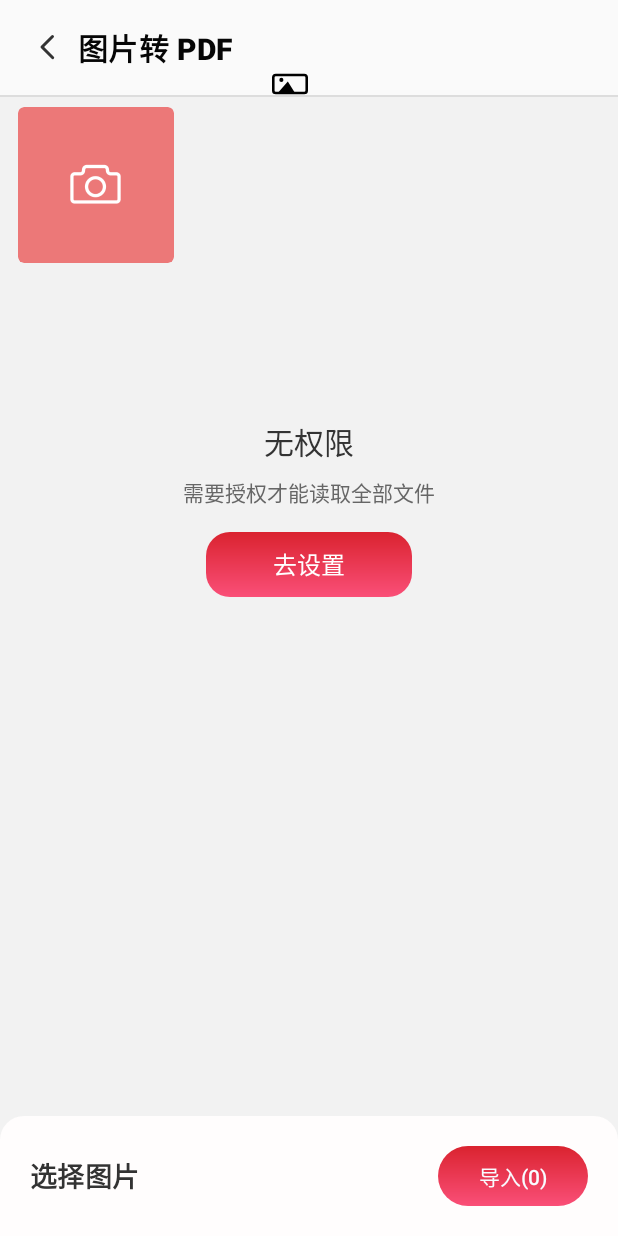
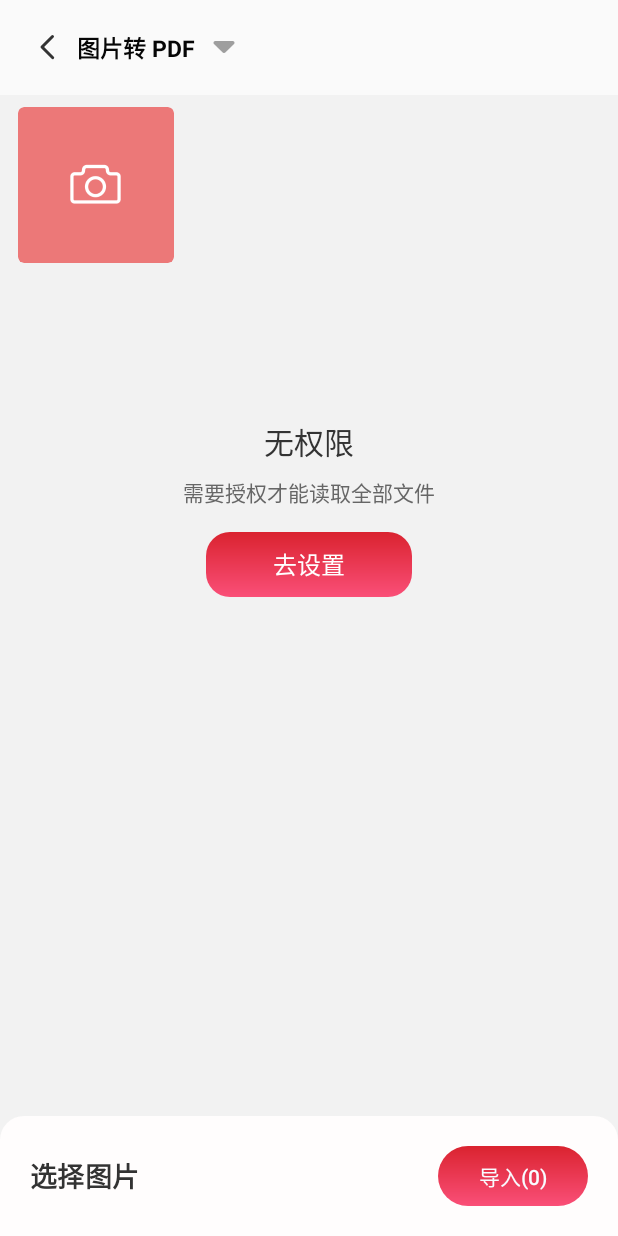
Before and after one commit to Joker-Lumenix/PDFReader, an Android app: the ImageToPdfActivity screen opened directly, with no data from a screen before it, on a phone screen of 412 x 824 dp. Run offline under Robolectric (Android 15) with nearby library versions, the phone set to English and light mode, and no system bars.

Commit message:
优化UI显示

```diff
--- a/app/src/main/java/com/peng/pdfreader/feature/tools/view/ImageGlyphDrawable.kt
+++ /dev/null
@@ -1,75 +0,0 @@
-package com.peng.pdfreader.feature.tools.view
-
-import android.graphics.Canvas
-import android.graphics.ColorFilter
-import android.graphics.Paint
-import android.graphics.Path
-import android.graphics.PixelFormat
-import android.graphics.RectF
-import android.graphics.drawable.Drawable
-import androidx.annotation.ColorInt
-
-/**
- * The picture glyph of the design ("ic_image", 14x8, #9e9e9e).
- *
- * No asset exists for it, so the small landscape icon of the design is painted
- * here. The intrinsic size is the size of the design, the icon therefore sits
- * in the middle of the 24x24 action slot of the app bar.
- */
-class ImageGlyphDrawable(
-    density: Float,
-    @ColorInt private val color: Int = 0xFF9E9E9E.toInt(),
-) : Drawable() {
-
-    private val stroke = Paint(Paint.ANTI_ALIAS_FLAG).apply {
-        style = Paint.Style.STROKE
-        strokeWidth = density
-        this.color = color
-    }
-
-    private val fill = Paint(Paint.ANTI_ALIAS_FLAG).apply {
-        style = Paint.Style.FILL
-        this.color = color
-    }
-
-    private val width = (14 * density).toInt()
-    private val height = (8 * density).toInt()
-
-    override fun draw(canvas: Canvas) {
-        val box = bounds
-        val w = box.width().toFloat()
-        val h = box.height().toFloat()
-        val inset = stroke.strokeWidth / 2f
-        canvas.drawRoundRect(
-            RectF(inset, inset, w - inset, h - inset),
-            stroke.strokeWidth,
-            stroke.strokeWidth,
-            stroke,
-        )
-        canvas.drawCircle(w * 0.26f, h * 0.3f, h * 0.1f, fill)
-        val mountain = Path().apply {
-            moveTo(w * 0.16f, h - inset)
-            lineTo(w * 0.44f, h * 0.38f)
-            lineTo(w * 0.64f, h - inset)
-            close()
-        }
-        canvas.drawPath(mountain, fill)
-    }
-
-    override fun getIntrinsicWidth(): Int = width
-
-    override fun getIntrinsicHeight(): Int = height
-
-    override fun setAlpha(alpha: Int) {
-        stroke.alpha = alpha
-        fill.alpha = alpha
-    }
-
-    override fun setColorFilter(colorFilter: ColorFilter?) {
-        stroke.colorFilter = colorFilter
-        fill.colorFilter = colorFilter
-    }
-
-    @Suppress("OVERRIDE_DEPRECATION")
-    override fun getOpacity(): Int = PixelFormat.TRANSLUCENT
-}
--- a/app/src/main/java/com/peng/pdfreader/ui/activities/ImageToPdfActivity.kt
+++ b/app/src/main/java/com/peng/pdfreader/ui/activities/ImageToPdfActivity.kt
@@ -32,7 +32,6 @@ import com.peng.pdfreader.feature.tools.util.ToolFormatters
 import com.peng.pdfreader.feature.tools.util.ToolFlow
 import com.peng.pdfreader.feature.tools.util.ToolOutput
 import com.peng.pdfreader.feature.tools.util.ToolShapes
-import com.peng.pdfreader.feature.tools.view.ImageGlyphDrawable
 import kotlinx.coroutines.Dispatchers
 import kotlinx.coroutines.launch
 import kotlinx.coroutines.withContext
@@ -95,15 +94,11 @@ class ImageToPdfActivity : BaseActivity() {
         binding = ToolsActivityImageToPdfBinding.inflate(layoutInflater)
         setContentView(binding.root)
 
-        binding.titleBar.showBack = true
-        binding.titleBar.title = getString(R.string.image_to_pdf)
-        binding.titleBar.onBackClick = { onBackPressedDispatcher.onBackPressed() }
-        // the design puts the picture action next to the title, it switches
-        // between the grid and the list of the picked pictures
-        binding.ivHeaderIcon.setImageDrawable(
-            ImageGlyphDrawable(resources.displayMetrics.density),
-        )
-        binding.ivHeaderIcon.setOnClickListener { toggleViewMode() }
+        binding.tvTitle.text = getString(R.string.image_to_pdf)
+        binding.ivBack.setOnClickListener {
+            onBackPressedDispatcher.onBackPressed()
+        }
+        binding.ivChangeCameraGroup.setOnClickListener { toggleViewMode() }
 
         // the running card of the design is a white surface with a radius of 20
         binding.loadingCard.background =
--- a/app/src/main/java/com/peng/pdfreader/ui/activities/SplitActivity.kt
+++ b/app/src/main/java/com/peng/pdfreader/ui/activities/SplitActivity.kt
@@ -24,7 +24,6 @@ import com.peng.pdfreader.feature.tools.engine.ToolEngines
 import com.peng.pdfreader.feature.tools.util.ToolFlow
 import com.peng.pdfreader.feature.tools.util.ToolOutput
 import com.peng.pdfreader.feature.tools.util.ToolShapes
-import com.peng.pdfreader.feature.tools.view.InfoGlyphDrawable
 import kotlinx.coroutines.Dispatchers
 import kotlinx.coroutines.launch
 import kotlinx.coroutines.withContext
@@ -61,7 +60,7 @@ class SplitActivity : BaseActivity() {
         binding.titleBar.onBackClick = { onBackPressedDispatcher.onBackPressed() }
 
         binding.banner.background = ToolShapes.roundRect(this, ToolShapes.BANNER_BLUE, 8f)
-        binding.bannerIcon.setImageDrawable(InfoGlyphDrawable(dp(2).toFloat()))
+
         binding.banner.setOnClickListener { openRangeDialog() }
 
         binding.rvPages.layoutManager = GridLayoutManager(this, 3)
--- a/app/src/main/res/layout/tools_activity_image_to_pdf.xml
+++ b/app/src/main/res/layout/tools_activity_image_to_pdf.xml
@@ -11,6 +11,7 @@
 <FrameLayout xmlns:android="http://schemas.android.com/apk/res/android"
     android:layout_width="match_parent"
     android:layout_height="match_parent"
+    xmlns:tools="http://schemas.android.com/tools"
     android:background="@color/surface_subtle">
 
     <LinearLayout
@@ -23,10 +24,50 @@
             android:layout_width="match_parent"
             android:layout_height="wrap_content">
 
-            <com.peng.pdfreader.appcore.widget.PageTitleBar
-                android:id="@+id/titleBar"
+            <RelativeLayout
                 android:layout_width="match_parent"
-                android:layout_height="wrap_content" />
+                android:layout_height="63dp"
+                android:background="@color/surface_card"
+                >
+
+                <ImageView
+                    android:id="@+id/ivBack"
+                    android:layout_width="24dp"
+                    android:layout_height="24dp"
+                    android:layout_marginLeft="20dp"
+                    android:layout_alignParentLeft="true"
+                    android:contentDescription="@string/appcore_back"
+                    android:src="@drawable/ic_arrow_back"
+                    android:layout_centerVertical="true"
+                    />
+
+                <TextView
+                    android:id="@+id/tvTitle"
+                    android:textSize="15sp"
+                    android:textColor="#ff060606"
+                    android:textStyle="bold"
+                    android:layout_width="wrap_content"
+                    android:maxWidth="150dp"
+                    android:layout_height="wrap_content"
+                    android:layout_toEndOf="@+id/ivBack"
+                    android:ellipsize="end"
+                    android:layout_centerVertical="true"
+                    android:maxLines="1"
+                    android:layout_marginStart="7dp"
+                    tools:text="标题"
+                    />
+
+                <ImageView
+                    android:id="@+id/ivChangeCameraGroup"
+                    android:layout_width="24dp"
+                    android:layout_height="24dp"
+                    android:src="@mipmap/ic_arrow_down"
+                    android:layout_toEndOf="@+id/tvTitle"
+                    android:layout_centerVertical="true"
+                    android:layout_marginStart="7dp"
+                    />
+
+            </RelativeLayout>
 
             <ImageView
                 android:id="@+id/ivHeaderIcon"
--- a/app/src/main/res/layout/tools_item_split_page.xml
+++ b/app/src/main/res/layout/tools_item_split_page.xml
@@ -6,7 +6,7 @@
   green when the page is selected, translucent black when it is not.
 -->
 <FrameLayout xmlns:android="http://schemas.android.com/apk/res/android"
-    android:layout_width="104dp"
+    android:layout_width="match_parent"
     android:layout_height="124dp"
     android:clickable="true"
     android:focusable="true">
```
Also changed, not shown: app/src/main/java/com/peng/pdfreader/feature/tools/view/InfoGlyphDrawable.kt (deleted, +0 -65 lines).
